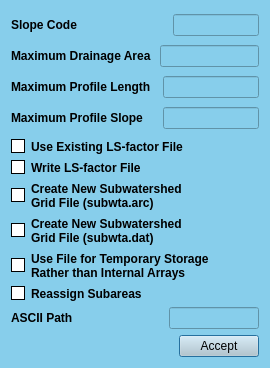
This is ui/control_agflow.ui in Inigobarbe/QAnnAGNPS as Qt 5 draws it before an edit. The edited form follows.
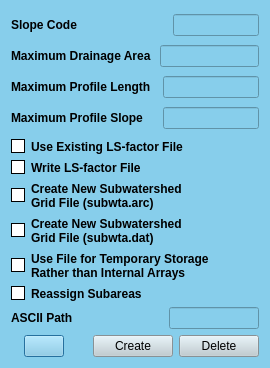
This is the edited form.

The edit to the form file:
```diff
--- a/ui/control_agflow.ui
+++ b/ui/control_agflow.ui
@@ -330,6 +330,13 @@
        </property>
       </widget>
      </item>
+     <item>
+      <widget class="QPushButton" name="info">
+       <property name="text">
+        <string/>
+       </property>
+      </widget>
+     </item>
      <item>
       <spacer name="horizontalSpacer">
        <property name="orientation">
@@ -349,7 +356,17 @@
         <string notr="true">background-color: #becbd1;</string>
        </property>
        <property name="text">
-        <string>Accept</string>
+        <string>Create</string>
+       </property>
+      </widget>
+     </item>
+     <item>
+      <widget class="QPushButton" name="delete_2">
+       <property name="styleSheet">
+        <string notr="true">background-color: #becbd1;</string>
+       </property>
+       <property name="text">
+        <string>Delete</string>
        </property>
       </widget>
      </item>
```
